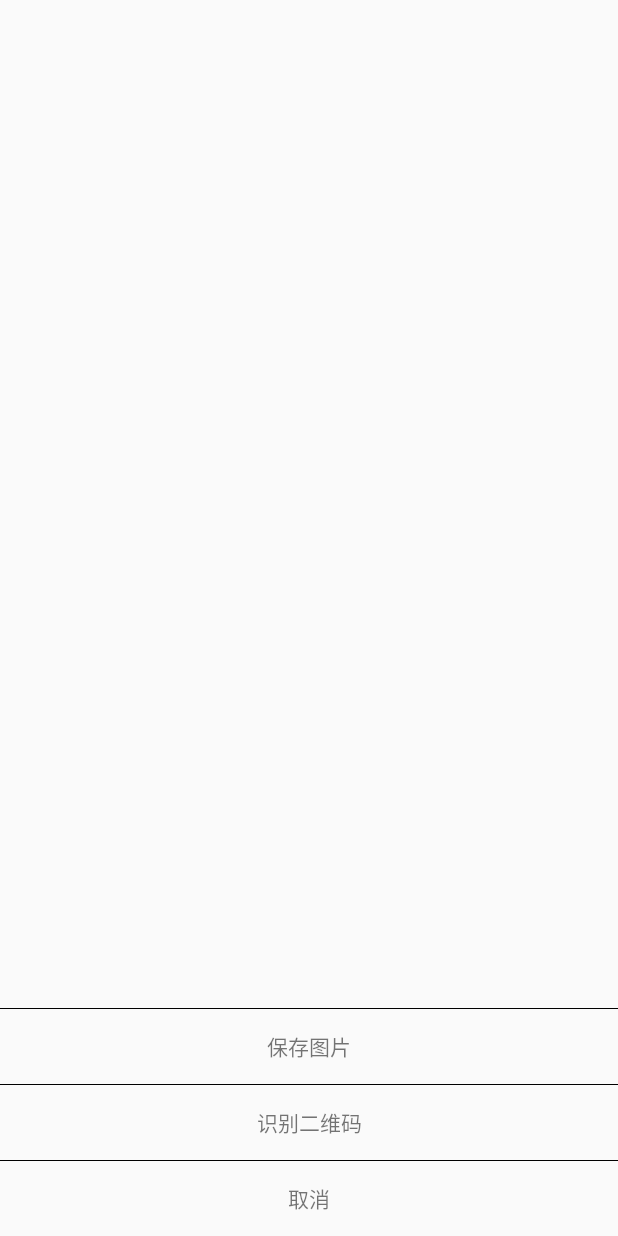
After one commit to AndyFrist/MyViews, an Android app: the layout dialog_long_img.xml on its own in the app's theme, with its tools: preview values and no code run, on a phone screen of 412 x 824 dp. The commit adds this screen. Run offline under Robolectric (Android 15) with nearby library versions, the phone set to English and light mode, and no system bars.

Commit message:
公司写的部分demo

```diff
--- a/app/src/main/AndroidManifest.xml
+++ b/app/src/main/AndroidManifest.xml
@@ -19,7 +19,8 @@
         android:roundIcon="@mipmap/ic_launcher_round"
         android:supportsRtl="true"
         android:theme="@style/Theme.AppCompat.Light.NoActionBar">
-        <activity android:name=".Activity.MenuActivity"></activity>
+        <activity android:name=".Activity.QrCodeActivity"></activity>
+        <activity android:name=".Activity.MenuActivity" />
         <activity android:name=".Activity.MainActivity">
             <intent-filter>
                 <action android:name="android.intent.action.MAIN" />
--- a/app/src/main/res/layout/activity_main.xml
+++ b/app/src/main/res/layout/activity_main.xml
@@ -106,9 +106,10 @@
             android:text="菜单滚动" />
 
         <Button
+            android:id="@+id/qrcodeLongClick"
             android:layout_width="wrap_content"
             android:layout_height="wrap_content"
-            android:text="AAAAAAAAAA" />
+            android:text="长按识别二维码" />
 
         <Button
             android:layout_width="wrap_content"
--- /dev/null
+++ b/app/src/main/res/layout/dialog_long_img.xml
@@ -0,0 +1,44 @@
+<?xml version="1.0" encoding="utf-8"?>
+<LinearLayout
+        xmlns:android="http://schemas.android.com/apk/res/android"
+        android:orientation="vertical"
+        android:layout_gravity="bottom"
+        android:layout_width="match_parent"
+        android:layout_height="wrap_content">
+
+    <View
+            android:background="#000000"
+            android:layout_width="match_parent"
+            android:layout_height="1px"/>
+
+    <TextView
+            android:id="@+id/tv_long_check_save"
+            android:text="保存图片"
+            android:gravity="center"
+            android:layout_width="match_parent"
+            android:layout_height="50dp"/>
+
+    <View
+            android:background="#000000"
+            android:layout_width="match_parent"
+            android:layout_height="1px"/>
+
+    <TextView
+            android:id="@+id/tv_long_check_discern"
+            android:gravity="center"
+            android:text="识别二维码"
+            android:layout_width="match_parent"
+            android:layout_height="50dp"/>
+
+    <View
+            android:background="#000000"
+            android:layout_width="match_parent"
+            android:layout_height="1px"/>
+
+    <TextView
+            android:id="@+id/cancel"
+            android:gravity="center"
+            android:text="取消"
+            android:layout_width="match_parent"
+            android:layout_height="50dp"/>
+</LinearLayout>
```
Also changed, not shown: app/src/main/java/com/example/huangwenpei/myview/Activity/MainActivity.java (+6 -1 lines), app/src/main/java/com/example/huangwenpei/myview/Activity/QrCodeActivity.java (added, +120 -0 lines), app/src/main/java/com/example/huangwenpei/myview/Util/BitmapUtil.java (added, +128 -0 lines), app/src/main/java/com/example/huangwenpei/myview/Util/ZxingQrCodeUtil.java (added, +110 -0 lines), app/src/main/res/layout/activity_qr_code.xml (added, +15 -0 lines), app/src/main/res/drawable-hdpi/qrcode.png (added).
